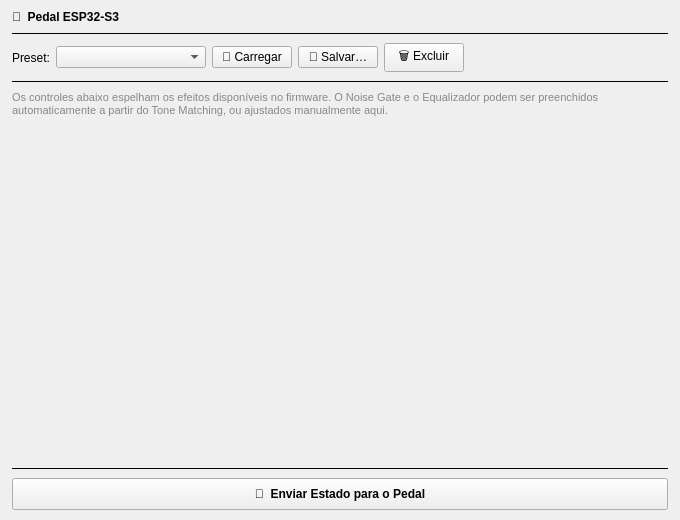
First picture: the form in gui/tab_hardware.ui, repository broken-usb/uninstrumephy, before the edit.
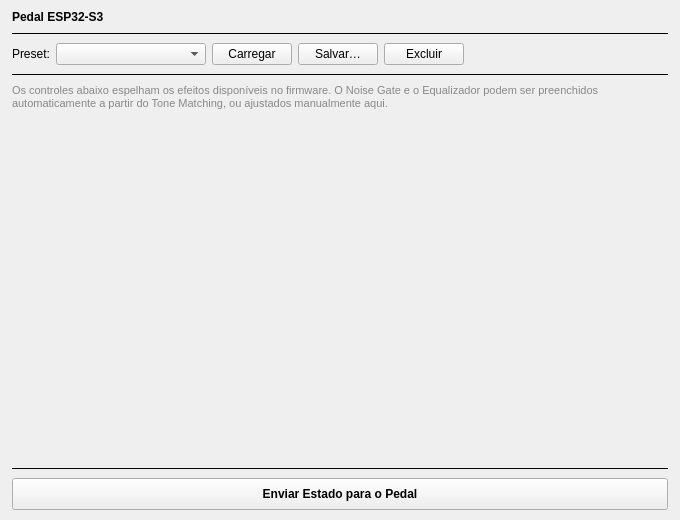
Second picture: the form after the edit.

```diff
--- a/gui/tab_hardware.ui
+++ b/gui/tab_hardware.ui
@@ -34,7 +34,7 @@
       </font>
      </property>
      <property name="text">
-      <string>🔌  Pedal ESP32-S3</string>
+      <string>Pedal ESP32-S3</string>
      </property>
     </widget>
    </item>
@@ -73,21 +73,21 @@
      <item>
       <widget class="QPushButton" name="btn_load_preset">
        <property name="text">
-        <string>📂 Carregar</string>
+        <string>Carregar</string>
        </property>
       </widget>
      </item>
      <item>
       <widget class="QPushButton" name="btn_save_preset">
        <property name="text">
-        <string>💾 Salvar…</string>
+        <string>Salvar…</string>
        </property>
       </widget>
      </item>
      <item>
       <widget class="QPushButton" name="btn_delete_preset">
        <property name="text">
-        <string>🗑 Excluir</string>
+        <string>Excluir</string>
        </property>
       </widget>
      </item>
@@ -200,7 +200,7 @@
       </font>
      </property>
      <property name="text">
-      <string>🔌  Enviar Estado para o Pedal</string>
+      <string>Enviar Estado para o Pedal</string>
      </property>
     </widget>
    </item>
```
